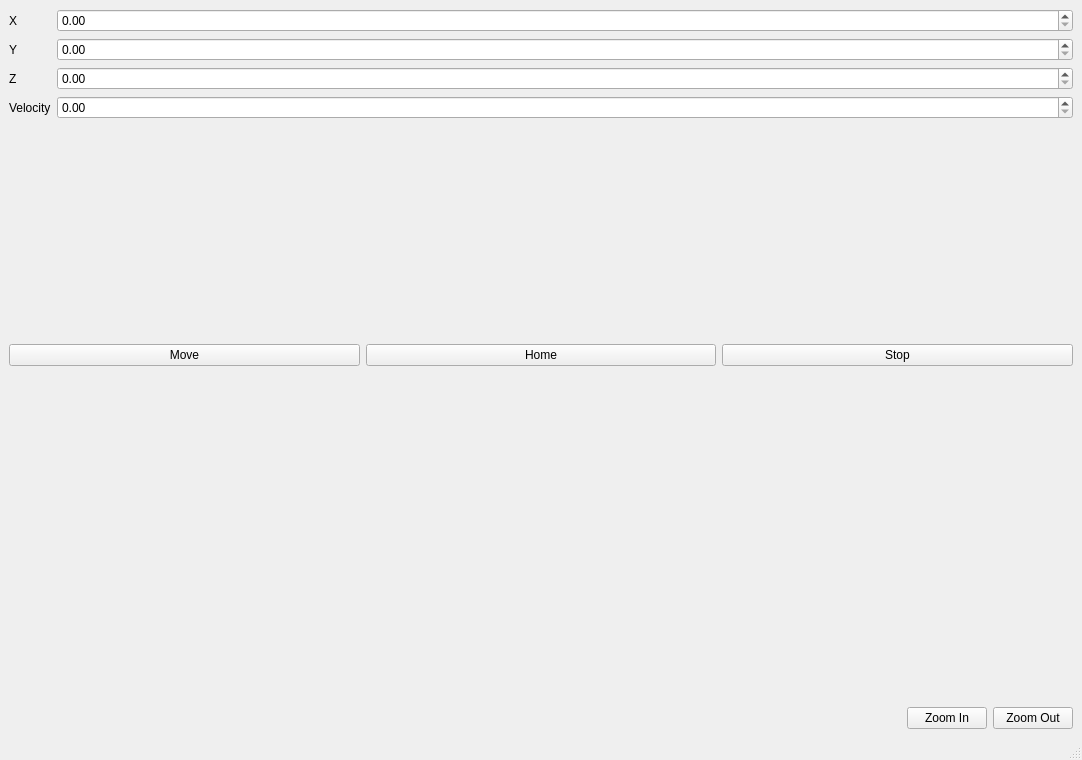
This is ui/main_window.ui in UChicago-Yang-Lab/miniMBE-GUI-v2 as Qt 5 draws it before an edit. The edited form follows.
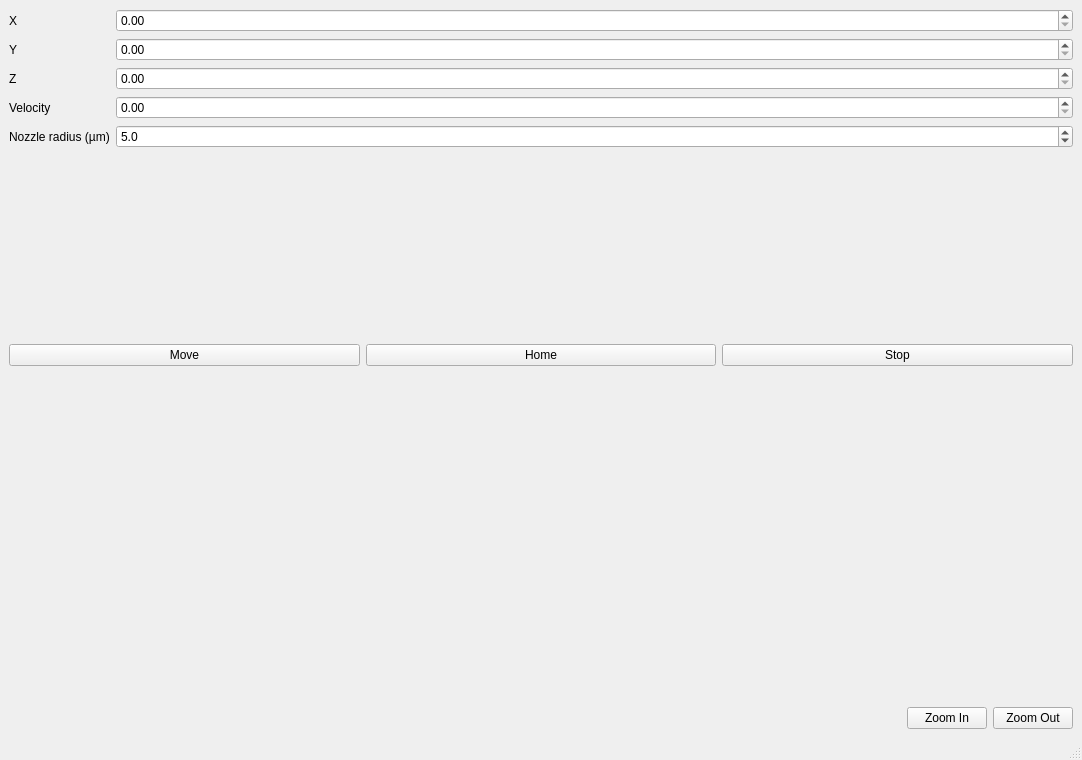
This is the edited form.

Commit message: Fix micro symbol in UI

The edit to the form file:
```diff
--- a/ui/main_window.ui
+++ b/ui/main_window.ui
@@ -57,6 +57,29 @@
        <item row="3" column="1">
         <widget class="QDoubleSpinBox" name="spinVelocity"/>
        </item>
+       <item row="4" column="0">
+        <widget class="QLabel" name="label_nozzle">
+         <property name="text">
+          <string>Nozzle radius (µm)</string>
+         </property>
+        </widget>
+       </item>
+       <item row="4" column="1">
+        <widget class="QDoubleSpinBox" name="spinNozzle">
+         <property name="decimals">
+          <number>1</number>
+         </property>
+         <property name="minimum">
+          <double>1.0</double>
+         </property>
+         <property name="maximum">
+          <double>1000.0</double>
+         </property>
+         <property name="value">
+          <double>5.0</double>
+         </property>
+        </widget>
+       </item>
       </layout>
      </item>
      <item>
```
The commit also changes 2 other files.
